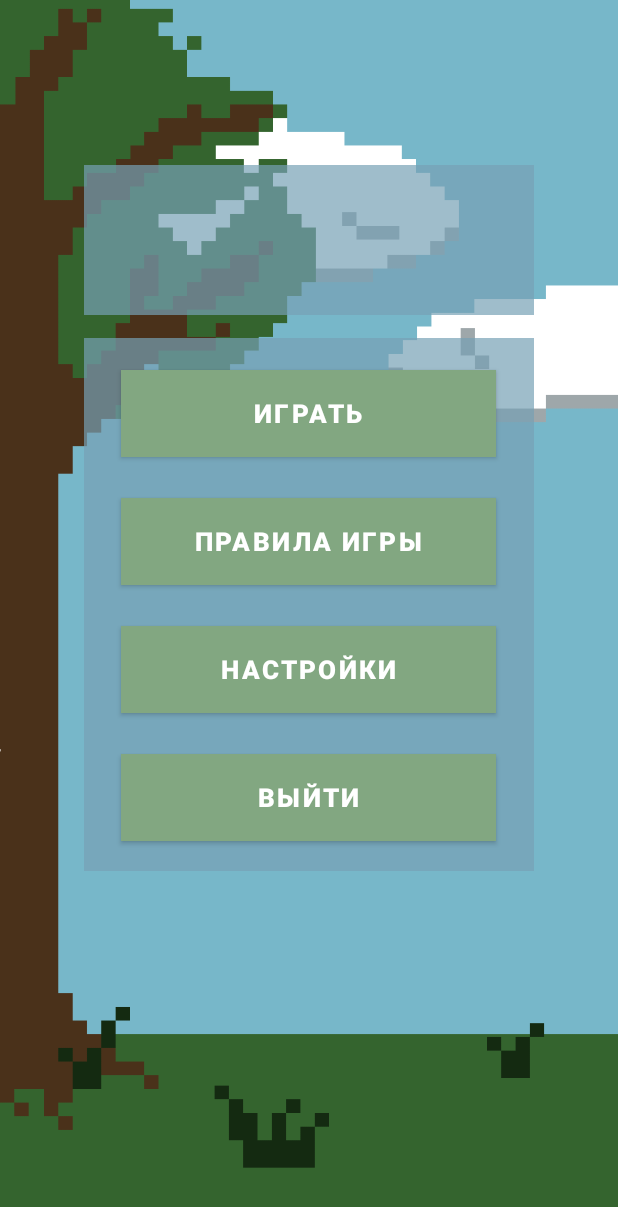
After one commit to MargaritaDj/small_matfak, an Android app: the layout activity_personal_area_student.xml on its own in the app's theme, with its tools: preview values and no code run, on a phone screen of 412 x 824 dp. The commit adds this screen. Shown: the top 1207 px of the screen. Run offline under Robolectric (Android 15) with nearby library versions, the phone set to English and light mode, and no system bars.

Commit message:
activity personal area; activity settings

```diff
--- a/app/src/main/res/layout/activity_forgot_password.xml
+++ b/app/src/main/res/layout/activity_forgot_password.xml
@@ -12,11 +12,10 @@
         android:id="@+id/forgot_activity_background_login"
         android:layout_width="300dp"
         android:layout_height="400dp"
+        android:layout_centerInParent="true"
         android:alpha="0.7"
-        android:layout_centerInParent="true"
         android:background="@color/grey_blue"
-        tools:ignore="MissingConstraints"
-        />
+        tools:ignore="MissingConstraints" />
 
     <ImageButton
         android:id="@+id/forgot_activity_back"
--- /dev/null
+++ b/app/src/main/res/layout/activity_personal_area_student.xml
@@ -0,0 +1,86 @@
+<?xml version="1.0" encoding="utf-8"?>
+<RelativeLayout xmlns:android="http://schemas.android.com/apk/res/android"
+    xmlns:app="http://schemas.android.com/apk/res-auto"
+    android:layout_width="match_parent"
+    android:layout_height="match_parent"
+    android:background="@drawable/background">
+
+    <ImageView
+        android:id="@+id/personal_area_student_name"
+        android:layout_width="300dp"
+        android:layout_height="100dp"
+        android:layout_centerInParent="true"
+        android:background="@color/grey_blue"
+        android:layout_alignParentTop="true"
+        android:alpha="0.7"
+        android:layout_marginTop="110dp">
+    </ImageView>
+
+    <ImageView
+        android:id="@+id/personal_area_student_buttons"
+        android:layout_width="300dp"
+        android:layout_height="355dp"
+        android:background="@color/grey_blue"
+        android:layout_centerInParent="true"
+        android:alpha="0.7"
+        android:layout_below="@id/personal_area_student_name"
+        android:layout_marginTop="15dp">
+    </ImageView>
+
+    <Button
+        android:id="@+id/personal_area_student_play"
+        android:layout_width="250dp"
+        android:layout_height="70dp"
+        android:backgroundTint="@color/color_buttons"
+        android:layout_centerInParent="true"
+        android:layout_alignTop="@id/personal_area_student_buttons"
+        android:layout_marginTop="15dp"
+        android:text="@string/play"
+        android:textStyle="bold"
+        android:textSize="17sp"
+        app:cornerRadius="0dp">
+    </Button>
+
+    <Button
+        android:id="@+id/personal_area_student_regulations_game"
+        android:layout_width="250dp"
+        android:layout_height="70dp"
+        android:layout_below="@id/personal_area_student_play"
+        android:layout_centerInParent="true"
+        android:layout_marginTop="15dp"
+        android:backgroundTint="@color/color_buttons"
+        android:text="@string/regulations_game"
+        android:textStyle="bold"
+        android:textSize="17sp"
+        app:cornerRadius="0dp">
+    </Button>
+
+    <Button
+        android:id="@+id/personal_area_student_settings"
+        android:layout_width="250dp"
+        android:layout_height="70dp"
+        android:layout_below="@+id/personal_area_student_regulations_game"
+        android:layout_centerInParent="true"
+        android:layout_marginTop="15dp"
+        android:backgroundTint="@color/color_buttons"
+        android:text="@string/settings"
+        android:textStyle="bold"
+        android:textSize="17sp"
+        app:cornerRadius="0dp">
+    </Button>
+
+    <Button
+        android:id="@+id/personal_area_student_exit"
+        android:layout_width="250dp"
+        android:layout_height="70dp"
+        android:layout_below="@+id/personal_area_student_settings"
+        android:layout_centerInParent="true"
+        android:layout_marginTop="15dp"
+        android:backgroundTint="@color/color_buttons"
+        android:text="@string/exit"
+        android:textStyle="bold"
+        android:textSize="17sp"
+        app:cornerRadius="0dp">
+    </Button>
+
+</RelativeLayout>
--- a/app/src/main/res/values/strings.xml
+++ b/app/src/main/res/values/strings.xml
@@ -12,4 +12,13 @@
     <string name="new_password">Новый пароль</string>
     <string name="repeat_new_password">Повторите пароль</string>
     <string name="done_button">Готово</string>
+    <string name="make_room">Создать комнату</string>
+    <string name="list_tasks">Список задач</string>
+    <string name="regulations_game">Правила игры</string>
+    <string name="exit">Выйти</string>
+    <string name="play">Играть</string>
+    <string name="settings">Настройки</string>
+    <string name="choose_character">Выбрать персонажа</string>
+    <string name="change_data">Изменить данные</string>
+    <string name="statistics">Статистика</string>
 </resources>
```
Also changed, not shown: app/src/main/res/layout/activity_make_room.xml (added, +45 -0 lines), app/src/main/res/layout/activity_personal_area_teacher.xml (added, +124 -0 lines), app/src/main/res/layout/activity_regulations_game.xml (added, +28 -0 lines), app/src/main/res/layout/activity_settings_teacher.xml (added, +59 -0 lines).
